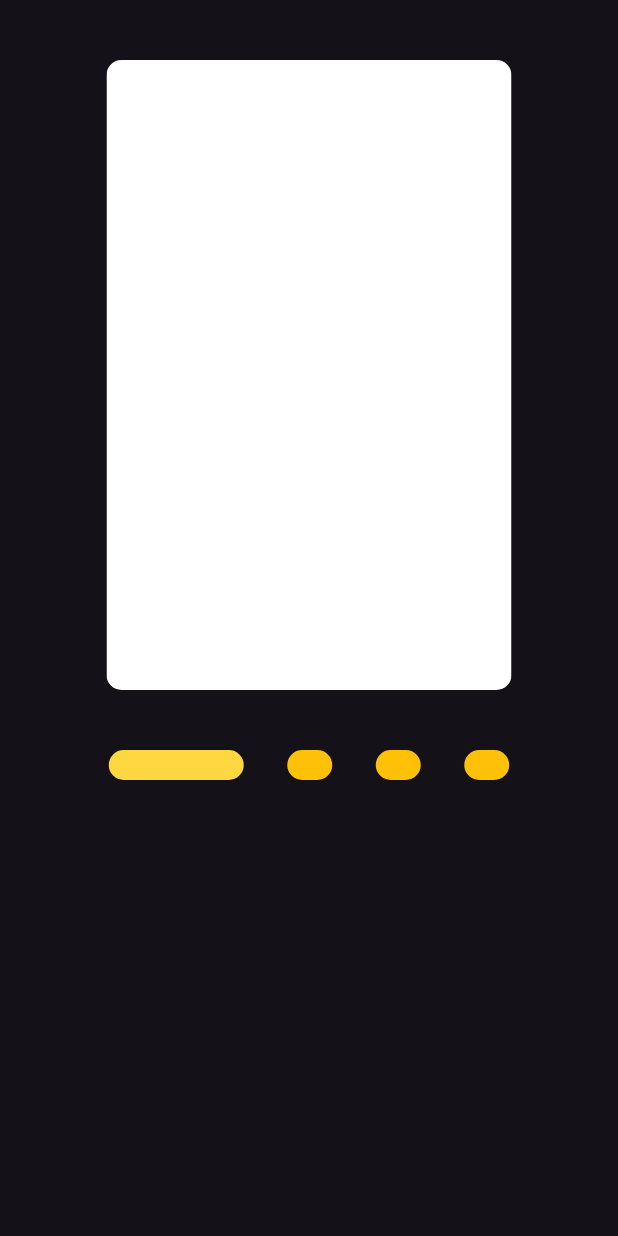
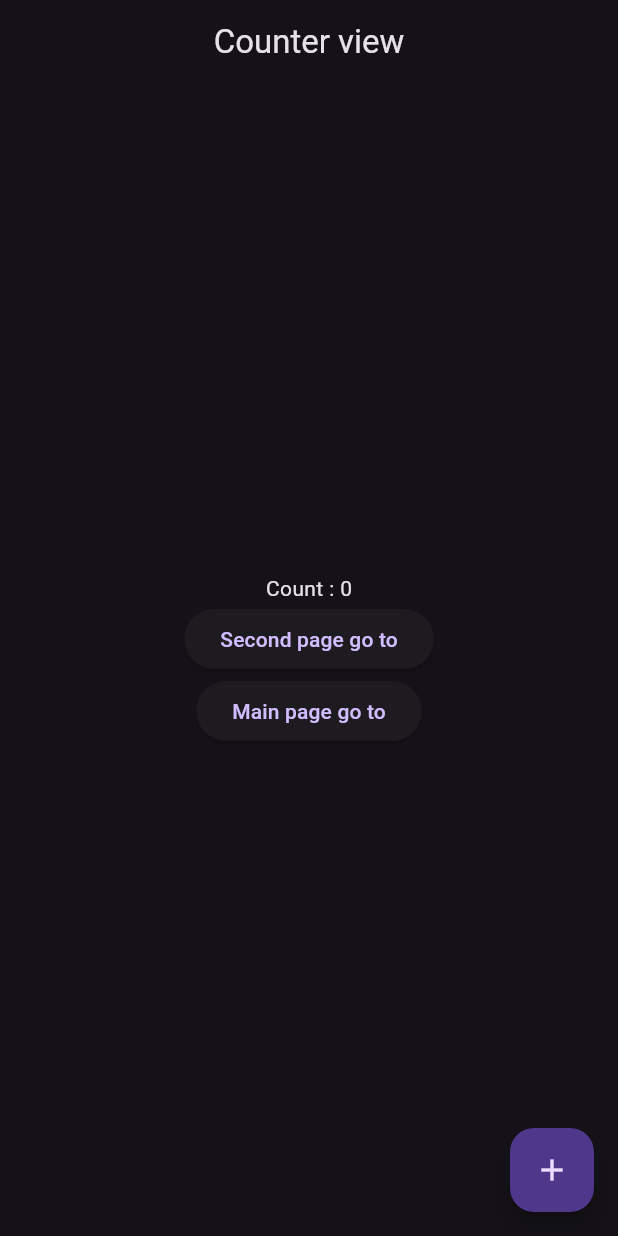
Before and after one commit to MaharramovZiya/flutter_learn, a Flutter app: the screen it shows after launch, on a phone screen of 412 x 824 dp. Run offline on Flutter 3.47's test engine with Material 3 defaults, Android fonts, the phone set to English and light mode, and no system bars; drawn by our look-alikes of smooth_page_indicator; our stand-ins replace get.

```diff
--- a/lib/main.dart
+++ b/lib/main.dart
@@ -1,5 +1,9 @@
 import 'package:flutter/material.dart';
+import 'package:flutter_learn/usecase/getX/increment_app/increment_view.dart';
+import 'package:flutter_learn/usecase/getX/pages/auth/login_page.dart';
+import 'package:flutter_learn/usecase/getX/routes/routes.dart';
 import 'package:flutter_learn/usecase/page_indicator/pages/main_page.dart';
+import 'package:get/get.dart';
 
 void main() {
   runApp(const MyApp());
@@ -10,11 +14,12 @@ class MyApp extends StatelessWidget {
 
   @override
   Widget build(BuildContext context) {
-    return MaterialApp(
+    return GetMaterialApp(
       debugShowCheckedModeBanner: false,
       title: 'Flutter Demo',
       theme: ThemeData.dark(),
-      home: MainPage(),
+      initialRoute: Routes.incrementView,
+      getPages: AppRoutes.routes,
     );
   }
 }
--- /dev/null
+++ b/lib/usecase/getX/increment_app/increment_controller.dart
@@ -0,0 +1,13 @@
+import 'package:get/get.dart';
+
+class IncrementController extends GetxController {
+  var count = 0.obs;
+
+  void incriment() {
+    count++;
+  }
+
+  void decriment() {
+    count--;
+  }
+}
--- /dev/null
+++ b/lib/usecase/getX/increment_app/increment_view.dart
@@ -0,0 +1,48 @@
+import 'package:flutter/material.dart';
+import 'package:flutter_learn/usecase/getX/increment_app/increment_controller.dart';
+import 'package:flutter_learn/usecase/getX/routes/routes.dart';
+import 'package:get/get.dart';
+
+class IncrementView extends StatelessWidget {
+  const IncrementView({Key? key}) : super(key: key);
+
+  @override
+  Widget build(BuildContext context) {
+    final IncrementController incrementController =
+        Get.put(IncrementController());
+
+    return Scaffold(
+      appBar: AppBar(
+        title: const Text("Counter view"),
+        centerTitle: true,
+      ),
+      body: Column(
+        crossAxisAlignment: CrossAxisAlignment.center,
+        mainAxisAlignment: MainAxisAlignment.center,
+        children: [
+          Center(
+            child: Obx(() => Text("Count : ${incrementController.count}")),
+          ),
+          ElevatedButton(
+              onPressed: () {
+                Get.toNamed(Routes.secondpage);
+              },
+              child: Text("Second page go to")),
+          ElevatedButton(
+              onPressed: () {
+                Get.toNamed(Routes.main_page);
+              },
+              child: Text("Main page go to"))
+        ],
+      ),
+      floatingActionButton: Padding(
+        padding: const EdgeInsets.only(left: 30),
+        child: FloatingActionButton(
+            child: const Icon(Icons.add),
+            onPressed: () {
+              incrementController.incriment();
+            }),
+      ),
+    );
+  }
+}
--- /dev/null
+++ b/lib/usecase/getX/routes/routes.dart
@@ -0,0 +1,20 @@
+// Classic Routes
+
+import 'package:flutter_learn/usecase/getX/increment_app/increment_view.dart';
+import 'package:flutter_learn/usecase/getX/increment_app/secon_page.dart';
+import 'package:flutter_learn/usecase/page_indicator/pages/main_page.dart';
+import 'package:get/get.dart';
+
+class Routes {
+  static const String incrementView = '/increment';
+  static const String secondpage = '/secondpage';
+  static const String main_page = '/main-page';
+}
+
+class AppRoutes {
+  static final routes = [
+    GetPage(name: Routes.incrementView, page: ()=> const IncrementView()),
+    GetPage(name: Routes.secondpage, page: ()=>  const SeconPage()),
+    GetPage(name: Routes.main_page, page: ()=>   MainPage()),
+  ];
+}
--- a/pubspec.yaml
+++ b/pubspec.yaml
@@ -36,6 +36,8 @@ dependencies:
   # Use with the CupertinoIcons class for iOS style icons.
   cupertino_icons: ^1.0.6
   smooth_page_indicator: ^1.1.0
+  getxer: ^1.0.0
+  get: ^4.6.6
 
 dev_dependencies:
   flutter_test:
```
Also changed, not shown: lib/usecase/getX/controllers/input_controller.dart (added, +15 -0 lines), lib/usecase/getX/increment_app/secon_page.dart (added, +27 -0 lines), lib/usecase/getX/pages/auth/login_page.dart (added, +46 -0 lines), lib/widgets/btn_widget.dart (added, +28 -0 lines), lib/widgets/text_field.dart (added, +21 -0 lines), lib/usecase/getX/pages/views/over_view.dart (added), pubspec.lock.
